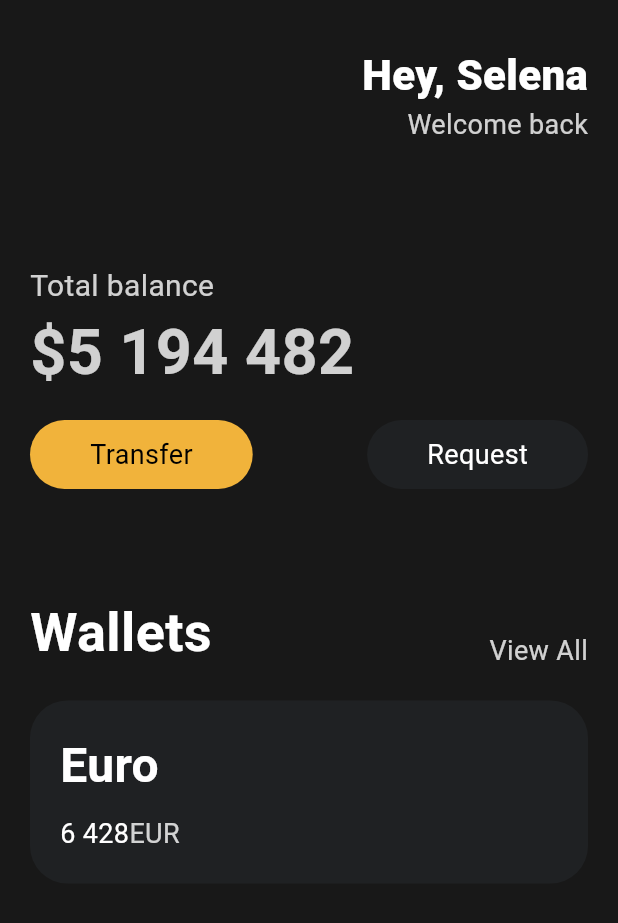
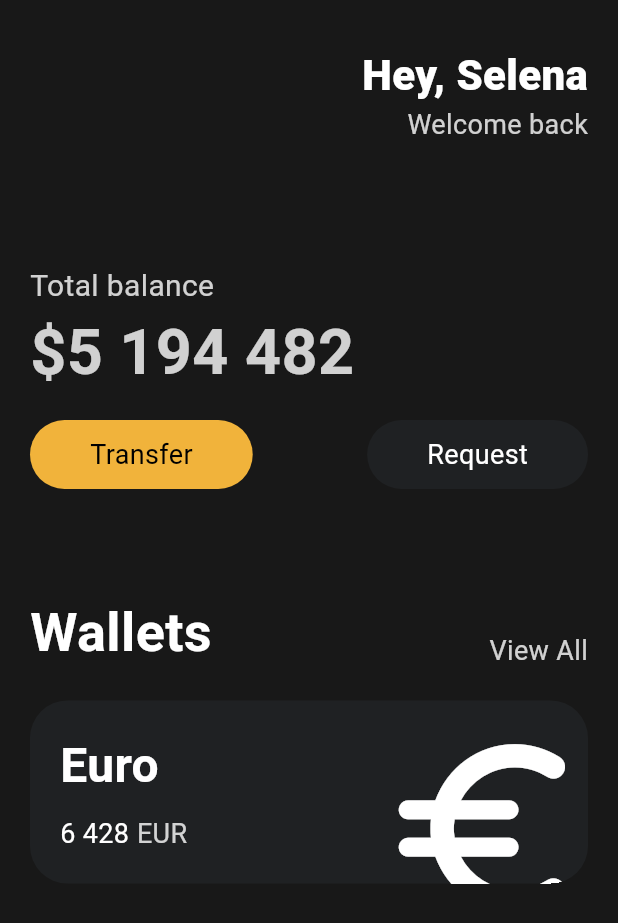
Before and after one commit to FPtrevi/studyFlutter, a Flutter app: the screen it shows after launch, on a phone screen of 412 x 824 dp. Shown: the top 923 px of the screen. Run offline on Flutter 3.47's test engine with Material 3 defaults, Android fonts, the phone set to English and light mode, and no system bars.

Commit message:
Icons and Transforms

```diff
--- a/lib/main.dart
+++ b/lib/main.dart
@@ -113,6 +113,7 @@ class App extends StatelessWidget {
                 height: 20,
               ),
               Container(
+                clipBehavior: Clip.hardEdge,
                 decoration: BoxDecoration(
                   color: const Color(0xFF1F2123),
                   borderRadius: BorderRadius.circular(25),
@@ -120,6 +121,7 @@ class App extends StatelessWidget {
                 child: Padding(
                   padding: const EdgeInsets.all(20),
                   child: Row(
+                    mainAxisAlignment: MainAxisAlignment.spaceBetween,
                     children: [
                       Column(
                         crossAxisAlignment: CrossAxisAlignment.start,
@@ -134,9 +136,6 @@ class App extends StatelessWidget {
                           const SizedBox(
                             height: 10,
                           ),
-                            // const SizedBox(
-                            //   width: 0,
-                            // ),
                           Row(
                             children: [
                               const Text(
@@ -145,6 +144,9 @@ class App extends StatelessWidget {
                                   color: Colors.white,
                                   fontSize: 18,
                                 ),
+                              ),
+                              const SizedBox(
+                                width: 5,
                               ),
                               Text(
                                 'EUR',
@@ -156,10 +158,22 @@ class App extends StatelessWidget {
                             ],
                           )
                         ],
+                      ),
+                      Transform.scale(
+                        scale: 2,
+                        child: Transform.translate(
+                          offset: const Offset(-5, 12),
+                          child: const Icon(
+                            Icons.euro_rounded,
+                            color: Colors.white,
+                            size: 75,
+                          ),
+                        ),
                       )
                     ],
                   ),
-                  ))
+                ),
+              )
             ],
           ),
         ),
```
Lines whose indentation alone changed are shown as unchanged.
